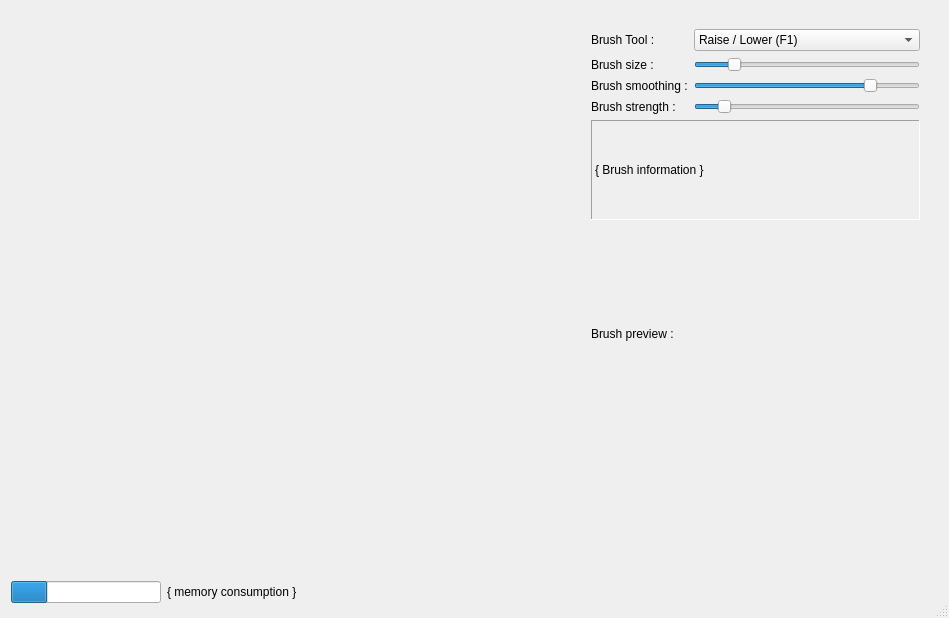
Before: the Qt Designer form src/editing/terrain/dialogterrainpainting.ui in thunderk/paysages3d, drawn with Qt 5.
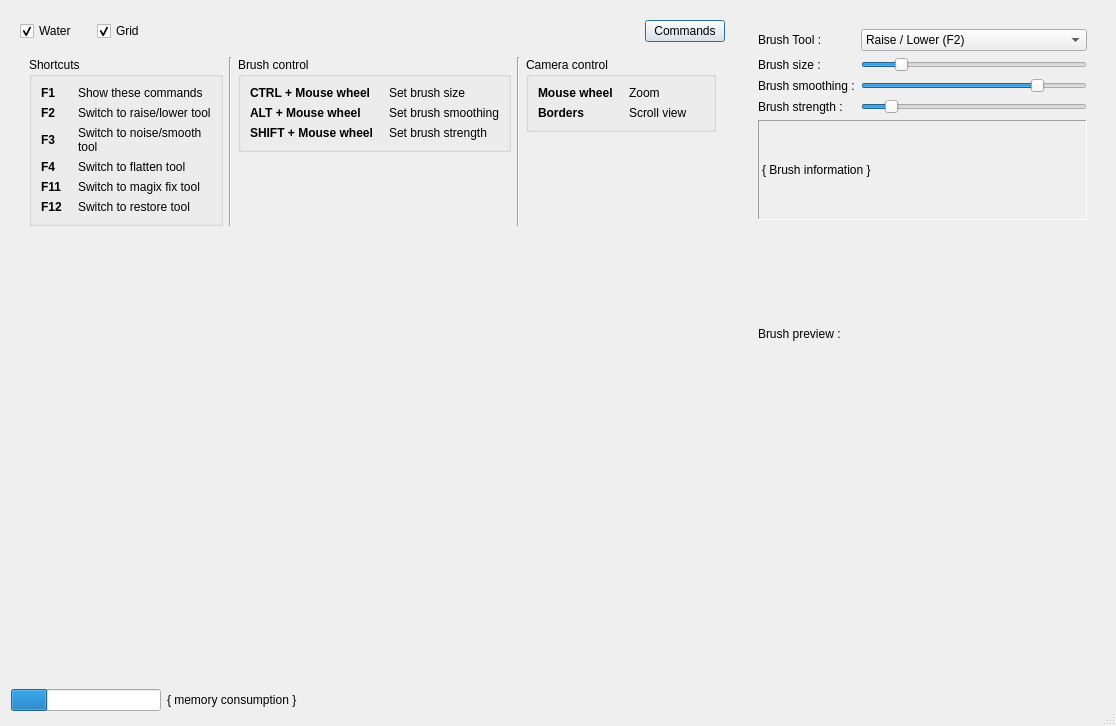
After: the same form once the commit is applied. Icons and pictures are not drawn. Custom widgets are drawn as their Qt base class.

The edit to the form file:
```diff
--- a/src/editing/terrain/dialogterrainpainting.ui
+++ b/src/editing/terrain/dialogterrainpainting.ui
@@ -6,8 +6,8 @@
    <rect>
     <x>0</x>
     <y>0</y>
-    <width>949</width>
-    <height>618</height>
+    <width>1116</width>
+    <height>726</height>
    </rect>
   </property>
   <property name="sizePolicy">
@@ -29,19 +29,487 @@
    <item>
     <layout class="QHBoxLayout" name="horizontalLayout">
      <item>
-      <widget class="WidgetHeightMap" name="widget_heightmap" native="true">
+      <widget class="QWidget" name="verticalWidget2" native="true">
        <property name="sizePolicy">
-        <sizepolicy hsizetype="Expanding" vsizetype="Preferred">
+        <sizepolicy hsizetype="Preferred" vsizetype="Preferred">
          <horstretch>1</horstretch>
-         <verstretch>0</verstretch>
+         <verstretch>1</verstretch>
         </sizepolicy>
        </property>
-       <property name="minimumSize">
-        <size>
-         <width>400</width>
-         <height>400</height>
-        </size>
-       </property>
+       <layout class="QVBoxLayout" name="verticalLayout_2" stretch="0,0,0">
+        <property name="sizeConstraint">
+         <enum>QLayout::SetDefaultConstraint</enum>
+        </property>
+        <item>
+         <layout class="QHBoxLayout" name="horizontalLayout_3">
+          <property name="spacing">
+           <number>20</number>
+          </property>
+          <item>
+           <widget class="QCheckBox" name="checkBox">
+            <property name="text">
+             <string>Water</string>
+            </property>
+            <property name="checked">
+             <bool>true</bool>
+            </property>
+           </widget>
+          </item>
+          <item>
+           <widget class="QCheckBox" name="checkBox_2">
+            <property name="text">
+             <string>Grid</string>
+            </property>
+            <property name="checked">
+             <bool>true</bool>
+            </property>
+           </widget>
+          </item>
+          <item>
+           <spacer name="horizontalSpacer_3">
+            <property name="orientation">
+             <enum>Qt::Horizontal</enum>
+            </property>
+            <property name="sizeHint" stdset="0">
+             <size>
+              <width>40</width>
+              <height>20</height>
+             </size>
+            </property>
+           </spacer>
+          </item>
+          <item>
+           <widget class="QPushButton" name="pushButton">
+            <property name="text">
+             <string>Commands</string>
+            </property>
+            <property name="icon">
+             <iconset resource="../../../data/ui_pictures.qrc">
+              <normaloff>:/buttons/logo/images/about.png</normaloff>:/buttons/logo/images/about.png</iconset>
+            </property>
+            <property name="iconSize">
+             <size>
+              <width>16</width>
+              <height>16</height>
+             </size>
+            </property>
+            <property name="shortcut">
+             <string notr="true">F1</string>
+            </property>
+            <property name="checkable">
+             <bool>true</bool>
+            </property>
+            <property name="checked">
+             <bool>false</bool>
+            </property>
+            <property name="flat">
+             <bool>false</bool>
+            </property>
+           </widget>
+          </item>
+         </layout>
+        </item>
+        <item>
+         <widget class="QWidget" name="widget_commands" native="true">
+          <property name="styleSheet">
+           <string notr="true"/>
+          </property>
+          <layout class="QHBoxLayout" name="horizontalLayout_5">
+           <item alignment="Qt::AlignTop">
+            <widget class="QGroupBox" name="groupBox">
+             <property name="sizePolicy">
+              <sizepolicy hsizetype="Preferred" vsizetype="Fixed">
+               <horstretch>0</horstretch>
+               <verstretch>0</verstretch>
+              </sizepolicy>
+             </property>
+             <property name="title">
+              <string>Shortcuts</string>
+             </property>
+             <property name="flat">
+              <bool>true</bool>
+             </property>
+             <layout class="QVBoxLayout" name="verticalLayout_5">
+              <item>
+               <layout class="QGridLayout" name="gridLayout">
+                <property name="horizontalSpacing">
+                 <number>16</number>
+                </property>
+                <item row="1" column="1">
+                 <widget class="QLabel" name="label_9">
+                  <property name="text">
+                   <string>Switch to raise/lower tool</string>
+                  </property>
+                  <property name="wordWrap">
+                   <bool>true</bool>
+                  </property>
+                 </widget>
+                </item>
+                <item row="2" column="0">
+                 <widget class="QLabel" name="label_10">
+                  <property name="font">
+                   <font>
+                    <weight>75</weight>
+                    <bold>true</bold>
+                   </font>
+                  </property>
+                  <property name="text">
+                   <string>F3</string>
+                  </property>
+                  <property name="wordWrap">
+                   <bool>true</bool>
+                  </property>
+                 </widget>
+                </item>
+                <item row="0" column="1">
+                 <widget class="QLabel" name="label_6">
+                  <property name="text">
+                   <string>Show these commands</string>
+                  </property>
+                  <property name="wordWrap">
+                   <bool>true</bool>
+                  </property>
+                 </widget>
+                </item>
+                <item row="3" column="0">
+                 <widget class="QLabel" name="label_12">
+                  <property name="font">
+                   <font>
+                    <weight>75</weight>
+                    <bold>true</bold>
+                   </font>
+                  </property>
+                  <property name="text">
+                   <string>F4</string>
+                  </property>
+                  <property name="wordWrap">
+                   <bool>true</bool>
+                  </property>
+                 </widget>
+                </item>
+                <item row="0" column="0">
+                 <widget class="QLabel" name="label">
+                  <property name="font">
+                   <font>
+                    <weight>75</weight>
+                    <bold>true</bold>
+                   </font>
+                  </property>
+                  <property name="text">
+                   <string>F1</string>
+                  </property>
+                  <property name="wordWrap">
+                   <bool>true</bool>
+                  </property>
+                 </widget>
+                </item>
+                <item row="1" column="0">
+                 <widget class="QLabel" name="label_8">
+                  <property name="font">
+                   <font>
+                    <weight>75</weight>
+                    <bold>true</bold>
+                   </font>
+                  </property>
+                  <property name="text">
+                   <string>F2</string>
+                  </property>
+                  <property name="wordWrap">
+                   <bool>true</bool>
+                  </property>
+                 </widget>
+                </item>
+                <item row="4" column="0">
+                 <widget class="QLabel" name="label_14">
+                  <property name="font">
+                   <font>
+                    <weight>75</weight>
+                    <bold>true</bold>
+                   </font>
+                  </property>
+                  <property name="text">
+                   <string>F11</string>
+                  </property>
+                  <property name="wordWrap">
+                   <bool>true</bool>
+                  </property>
+                 </widget>
+                </item>
+                <item row="2" column="1">
+                 <widget class="QLabel" name="label_11">
+                  <property name="text">
+                   <string>Switch to noise/smooth tool</string>
+                  </property>
+                  <property name="wordWrap">
+                   <bool>true</bool>
+                  </property>
+                 </widget>
+                </item>
+                <item row="3" column="1">
+                 <widget class="QLabel" name="label_13">
+                  <property name="text">
+                   <string>Switch to flatten tool</string>
+                  </property>
+                  <property name="wordWrap">
+                   <bool>true</bool>
+                  </property>
+                 </widget>
+                </item>
+                <item row="4" column="1">
+                 <widget class="QLabel" name="label_15">
+                  <property name="text">
+                   <string>Switch to magix fix tool</string>
+                  </property>
+                  <property name="wordWrap">
+                   <bool>true</bool>
+                  </property>
+                 </widget>
+                </item>
+                <item row="5" column="0">
+                 <widget class="QLabel" name="label_16">
+                  <property name="font">
+                   <font>
+                    <weight>75</weight>
+                    <bold>true</bold>
+                   </font>
+                  </property>
+                  <property name="text">
+                   <string>F12</string>
+                  </property>
+                  <property name="wordWrap">
+                   <bool>true</bool>
+                  </property>
+                 </widget>
+                </item>
+                <item row="5" column="1">
+                 <widget class="QLabel" name="label_17">
+                  <property name="text">
+                   <string>Switch to restore tool</string>
+                  </property>
+                  <property name="wordWrap">
+                   <bool>true</bool>
+                  </property>
+                 </widget>
+                </item>
+               </layout>
+              </item>
+             </layout>
+            </widget>
+           </item>
+           <item>
+            <widget class="Line" name="line">
+             <property name="orientation">
+              <enum>Qt::Vertical</enum>
+             </property>
+            </widget>
+           </item>
+           <item alignment="Qt::AlignTop">
+            <widget class="QGroupBox" name="groupBox_2">
+             <property name="sizePolicy">
+              <sizepolicy hsizetype="Preferred" vsizetype="Fixed">
+               <horstretch>0</horstretch>
+               <verstretch>0</verstretch>
+              </sizepolicy>
+             </property>
+             <property name="title">
+              <string>Brush control</string>
+             </property>
+             <property name="flat">
+              <bool>true</bool>
+             </property>
+             <layout class="QVBoxLayout" name="verticalLayout_6">
+              <item>
+               <layout class="QGridLayout" name="gridLayout_2">
+                <property name="horizontalSpacing">
+                 <number>16</number>
+                </property>
+                <item row="1" column="1">
+                 <widget class="QLabel" name="label_18">
+                  <property name="text">
+                   <string>Set brush smoothing</string>
+                  </property>
+                  <property name="wordWrap">
+                   <bool>true</bool>
+                  </property>
+                 </widget>
+                </item>
+                <item row="2" column="0">
+                 <widget class="QLabel" name="label_19">
+                  <property name="font">
+                   <font>
+                    <weight>75</weight>
+                    <bold>true</bold>
+                   </font>
+                  </property>
+                  <property name="text">
+                   <string>SHIFT + Mouse wheel</string>
+                  </property>
+                  <property name="wordWrap">
+                   <bool>true</bool>
+                  </property>
+                 </widget>
+                </item>
+                <item row="0" column="1">
+                 <widget class="QLabel" name="label_20">
+                  <property name="text">
+                   <string>Set brush size</string>
+                  </property>
+                  <property name="wordWrap">
+                   <bool>true</bool>
+                  </property>
+                 </widget>
+                </item>
+                <item row="0" column="0">
+                 <widget class="QLabel" name="label_22">
+                  <property name="font">
+                   <font>
+                    <weight>75</weight>
+                    <bold>true</bold>
+                   </font>
+                  </property>
+                  <property name="text">
+                   <string>CTRL + Mouse wheel</string>
+                  </property>
+                  <property name="wordWrap">
+                   <bool>true</bool>
+                  </property>
+                 </widget>
+                </item>
+                <item row="1" column="0">
+                 <widget class="QLabel" name="label_23">
+                  <property name="font">
+                   <font>
+                    <weight>75</weight>
+                    <bold>true</bold>
+                   </font>
+                  </property>
+                  <property name="text">
+                   <string>ALT + Mouse wheel</string>
+                  </property>
+                  <property name="wordWrap">
+                   <bool>true</bool>
+                  </property>
+                 </widget>
+                </item>
+                <item row="2" column="1">
+                 <widget class="QLabel" name="label_25">
+                  <property name="text">
+                   <string>Set brush strength</string>
+                  </property>
+                  <property name="wordWrap">
+                   <bool>true</bool>
+                  </property>
+                 </widget>
+                </item>
+               </layout>
+              </item>
+             </layout>
+            </widget>
+           </item>
+           <item>
+            <widget class="Line" name="line_2">
+             <property name="orientation">
+              <enum>Qt::Vertical</enum>
+             </property>
+            </widget>
+           </item>
+           <item alignment="Qt::AlignTop">
+            <widget class="QGroupBox" name="groupBox_3">
+             <property name="sizePolicy">
+              <sizepolicy hsizetype="Preferred" vsizetype="Fixed">
+               <horstretch>0</horstretch>
+               <verstretch>0</verstretch>
+              </sizepolicy>
+             </property>
+             <property name="title">
+              <string>Camera control</string>
+             </property>
+             <property name="flat">
+              <bool>true</bool>
+             </property>
+             <layout class="QVBoxLayout" name="verticalLayout_7">
+              <item>
+               <layout class="QGridLayout" name="gridLayout_3">
+                <property name="horizontalSpacing">
+                 <number>16</number>
+                </property>
+                <item row="0" column="0">
+                 <widget class="QLabel" name="label_34">
+                  <property name="font">
+                   <font>
+                    <weight>75</weight>
+                    <bold>true</bold>
+                   </font>
+                  </property>
+                  <property name="text">
+                   <string>Mouse wheel</string>
+                  </property>
+                  <property name="wordWrap">
+                   <bool>true</bool>
+                  </property>
+                 </widget>
+                </item>
+                <item row="1" column="0">
+                 <widget class="QLabel" name="label_35">
+                  <property name="font">
+                   <font>
+                    <weight>75</weight>
+                    <bold>true</bold>
+                   </font>
+                  </property>
+                  <property name="text">
+                   <string>Borders</string>
+                  </property>
+                  <property name="wordWrap">
+                   <bool>true</bool>
+                  </property>
+                 </widget>
+                </item>
+                <item row="1" column="1">
+                 <widget class="QLabel" name="label_30">
+                  <property name="text">
+                   <string>Scroll view</string>
+                  </property>
+                  <property name="wordWrap">
+                   <bool>true</bool>
+                  </property>
+                 </widget>
+                </item>
+                <item row="0" column="1">
+                 <widget class="QLabel" name="label_32">
+                  <property name="text">
+                   <string>Zoom</string>
+                  </property>
+                  <property name="wordWrap">
+                   <bool>true</bool>
+                  </property>
+                 </widget>
+                </item>
+               </layout>
+              </item>
+             </layout>
+            </widget>
+           </item>
+          </layout>
+         </widget>
+        </item>
+        <item>
+         <widget class="WidgetHeightMap" name="widget_heightmap" native="true">
+          <property name="sizePolicy">
+           <sizepolicy hsizetype="Expanding" vsizetype="Preferred">
+            <horstretch>1</horstretch>
+            <verstretch>1</verstretch>
+           </sizepolicy>
+          </property>
+          <property name="minimumSize">
+           <size>
+            <width>400</width>
+            <height>400</height>
+           </size>
+          </property>
+         </widget>
+        </item>
+       </layout>
       </widget>
      </item>
      <item>
@@ -72,7 +540,7 @@
               <widget class="QComboBox" name="input_brush_mode">
                <item>
                 <property name="text">
-                 <string>Raise / Lower (F1)</string>
+                 <string>Raise / Lower (F2)</string>
                 </property>
                </item>
                <item>
```
Left out of the diff: 121 changed lines with no effect on the pictures.
